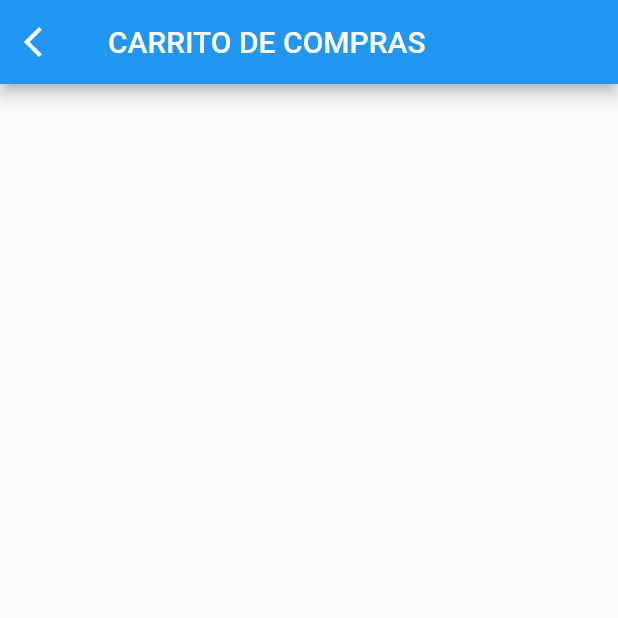
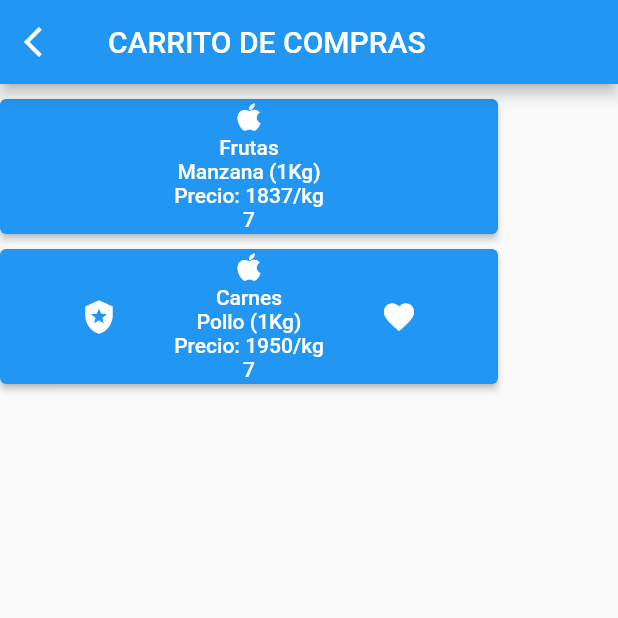
Before and after one commit to angulojd/ui_basica_flutter, a Flutter app: the ShoppingCartPage screen opened directly, on a phone screen of 412 x 824 dp, the top half of it. Run offline on Flutter 3.47's test engine with Material 2 defaults, Android fonts, the light colour scheme and no system bars; our stand-ins replace get.

Commit message:
carrito incompleto

```diff
--- a/lib/ui/pages/content/Cliente/shopping_cart.dart
+++ b/lib/ui/pages/content/Cliente/shopping_cart.dart
@@ -21,6 +21,76 @@ class _ShoppingCartPageState extends State<ShoppingCartPage> {
           icon: const Icon(Icons.arrow_back_ios),
         ),
       ),
+      body: SingleChildScrollView(
+        child: Column(
+          mainAxisAlignment: MainAxisAlignment.spaceEvenly,
+          crossAxisAlignment: CrossAxisAlignment.center,
+          children: [
+            const SizedBox(height: 10),
+            ElevatedButton(
+              onPressed: () {
+                debugPrint("presionado");
+              },
+              child: SizedBox(
+                width: 300,
+                height: 90,
+                child: Row(
+                  mainAxisAlignment: MainAxisAlignment.spaceEvenly,
+                  crossAxisAlignment: CrossAxisAlignment.center,
+                  children: [
+                    Column(
+                      children: [
+                        const Icon(Icons.apple),
+                        Column(
+                          mainAxisAlignment: MainAxisAlignment.spaceEvenly,
+                          children: const [
+                            Text("Frutas"),
+                            Text("Manzana (1Kg)"),
+                            Text("Precio: 1837/kg"),
+                          ],
+                        ),
+                        const Text("7")
+                      ],
+                    ),
+                  ],
+                ),
+              ),
+            ),
+            const SizedBox(height: 10),
+            ElevatedButton(
+              onPressed: () {
+                debugPrint("presionado");
+              },
+              child: SizedBox(
+                width: 300,
+                height: 90,
+                child: Row(
+                  mainAxisAlignment: MainAxisAlignment.spaceEvenly,
+                  crossAxisAlignment: CrossAxisAlignment.center,
+                  children: [
+                    const Icon(Icons.local_police),
+                    Column(
+                      children: [
+                        const Icon(Icons.apple),
+                        Column(
+                          mainAxisAlignment: MainAxisAlignment.spaceEvenly,
+                          children: const [
+                            Text("Carnes"),
+                            Text("Pollo (1Kg)"),
+                            Text("Precio: 1950/kg"),
+                          ],
+                        ),
+                        const Text("7")
+                      ],
+                    ),
+                    const Icon(Icons.favorite)
+                  ],
+                ),
+              ),
+            )
+          ],
+        ),
+      ),
     );
   }
 }
```
